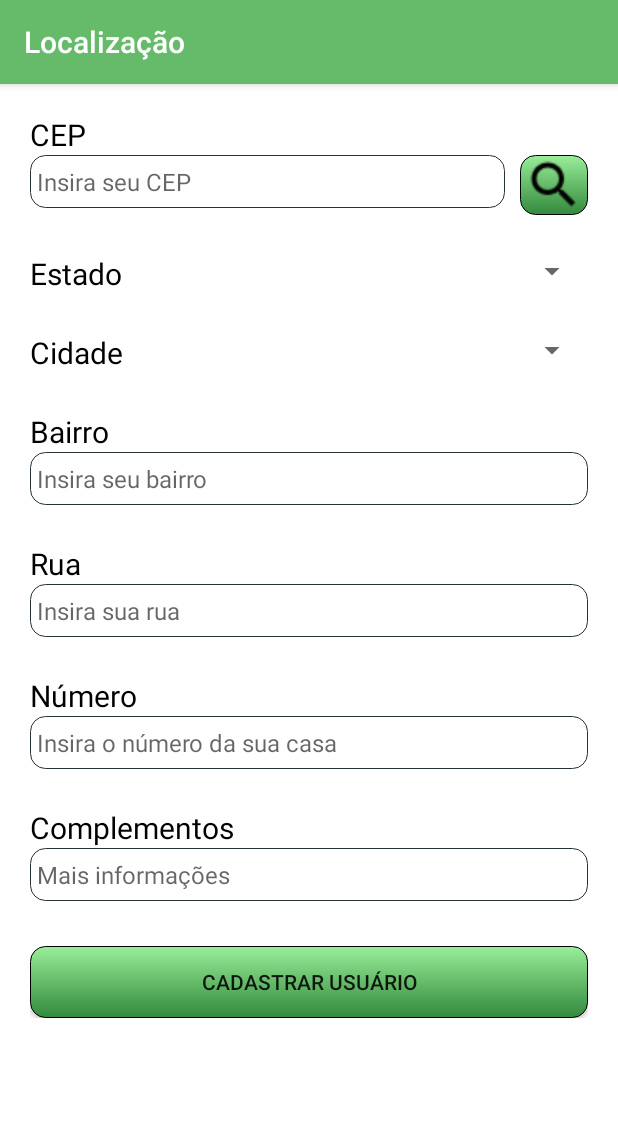
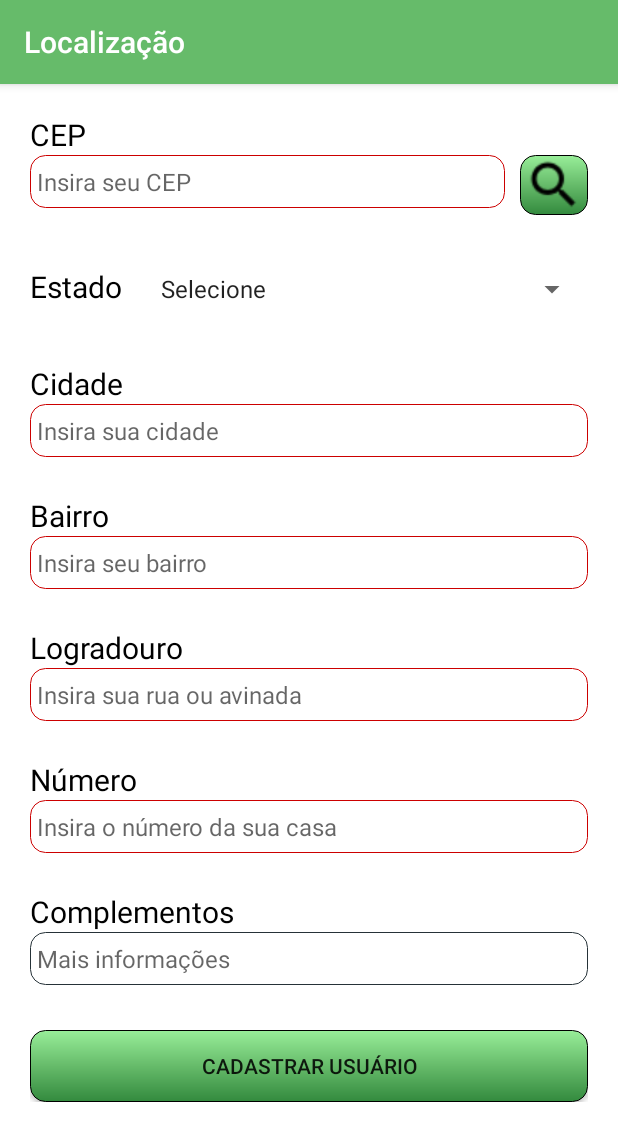
Before and after one commit to wifoli/app_desconta, an Android app: the TelaCadastroLocalizacao screen opened directly, with no data from a screen before it, after a tap on "CADASTRAR USUÁRIO", on a phone screen of 412 x 824 dp. Shown: the top 1141 px of the screen. Run offline under Robolectric (Android 15) with nearby library versions, the phone set to English and light mode, and no system bars.

Commit message:
UPDATED - login quase finalizado

```diff
--- a/app/src/main/java/com/app_desconta/api/Api.java
+++ b/app/src/main/java/com/app_desconta/api/Api.java
@@ -1,12 +1,14 @@
 package com.app_desconta.api;
 
-
-import com.app_desconta.Usuario;
 
 import java.util.List;
 
 import retrofit2.Call;
+import retrofit2.http.Body;
+import retrofit2.http.Field;
+import retrofit2.http.FormUrlEncoded;
 import retrofit2.http.GET;
+import retrofit2.http.POST;
 import retrofit2.http.Path;
 
 public interface Api {
@@ -22,4 +24,22 @@ public interface Api {
 
     @GET("get_usuarioComCpf/{cpf}")
     Call<User> getUsuarioComCpf(@Path("cpf") String cpf);
+
+ //   @FormUrlEncoded
+    @POST("set_usuario")
+    Call<Pessoa> criarUsuario(@Body String pessoa);
+
+   /* Call<Pessoa> criarUsuario(@Field("nome") String nome,
+                            @Field("sobrenome") String sobrenome,
+                            @Field("rg") String rg,
+                            @Field("cpf") String cpf,
+                            @Field("dataNasc") String dataNasc,
+                            @Field("telefone1") String telefone1,
+                            @Field("telefone2") String telefone2,
+                            @Field("rua") String rua,
+                            @Field("bairro") String bairro,
+                            @Field("numero") String numero,
+                            @Field("cep") String cep,
+                            @Field("complemento") String complemento,
+                            @Field("cidade") String cidade);        */
 }
--- a/app/src/main/java/com/app_desconta/login/TelaCadastroLocalizacao.java
+++ b/app/src/main/java/com/app_desconta/login/TelaCadastroLocalizacao.java
@@ -1,5 +1,6 @@
 package com.app_desconta.login;
 
+import android.content.Intent;
 import android.os.Bundle;
 import android.text.Editable;
 import android.text.TextWatcher;
@@ -10,12 +11,20 @@ import android.widget.Button;
 import android.widget.EditText;
 import android.widget.ImageView;
 import android.widget.Spinner;
+import android.widget.Toast;
 
 import androidx.appcompat.app.AppCompatActivity;
 
 import com.app_desconta.R;
 import com.app_desconta.api.Api;
 import com.app_desconta.api.CEP;
+import com.app_desconta.api.Pessoa;
+
+import org.json.JSONException;
+import org.json.JSONObject;
+
+import java.util.HashMap;
+import java.util.Map;
 
 import retrofit2.Call;
 import retrofit2.Callback;
@@ -23,23 +32,37 @@ import retrofit2.Response;
 import retrofit2.Retrofit;
 import retrofit2.converter.gson.GsonConverterFactory;
 
+import static com.app_desconta.util.Util.verificaConexao;
+
 
 public class TelaCadastroLocalizacao extends AppCompatActivity implements View.OnClickListener, View.OnFocusChangeListener {
 
     private EditText editTextCep;
+    private EditText editTextCidade;
     private EditText editTextBairro;
     private EditText editTextRua;
     private EditText editTextNumero;
     private EditText editTextComplemento;
 
     private Spinner spinnerEstado;
-    private Spinner spinnerCidade;
 
     private ImageView procurarCep;
 
     private Button botaoCadastrar;
 
     private String cep;
+    private String estado;
+    private String cidade;
+    private String bairro;
+    private String rua;
+    private String numero;
+    private String complemento;
+
+    private Map posicaoEstado;
+
+    public TelaCadastroLocalizacao() {
+        povoarMapPosicaoEstado();
+    }
 
     @Override
     protected void onCreate(Bundle savedInstanceState) {
@@ -48,24 +71,31 @@ public class TelaCadastroLocalizacao extends AppCompatActivity implements View.O
         setTitle("Localização");
 
         editTextCep = (EditText) findViewById(R.id.et_cadastro2_cep);
+        editTextCidade = (EditText) findViewById(R.id.et_cadastro2_cidade);
         editTextBairro = (EditText) findViewById(R.id.et_cadastrar2_bairro);
         editTextRua = (EditText) findViewById(R.id.et_cadastrar2_rua);
         editTextNumero = (EditText) findViewById(R.id.et_cadastrar2_numero);
         editTextComplemento = (EditText) findViewById(R.id.et_cadastrar2_complemento);
         spinnerEstado = (Spinner) findViewById(R.id.sp_cadastro2_estado);
-        spinnerCidade = (Spinner) findViewById(R.id.sp_cadastro2_cidade);
         procurarCep = (ImageView) findViewById(R.id.iv_cadastrar2_encontrar_cep);
         botaoCadastrar = (Button) findViewById(R.id.bt_cadastrar2_proximo);
 
         botaoCadastrar.setOnClickListener(this);
         procurarCep.setOnClickListener(this);
         setarMascaraCep();
-
+        setarArrayAdapterEstado();
+        povoarMapPosicaoEstado();
     }
 
     @Override
     public void onClick(View view) {
         cep = editTextCep.getText().toString().trim();
+        estado = spinnerEstado.getSelectedItemId() != 0 ? spinnerEstado.getSelectedItem().toString() : "";
+        cidade = editTextCidade.getText().toString().trim();
+        bairro = editTextBairro.getText().toString().trim();
+        rua = editTextRua.getText().toString().trim();
+        numero = editTextNumero.getText().toString().trim();
+        complemento = editTextComplemento.getText().toString().trim();
 
         switch (view.getId()) {
             case R.id.iv_cadastrar2_encontrar_cep:
@@ -74,6 +104,13 @@ public class TelaCadastroLocalizacao extends AppCompatActivity implements View.O
                         .replaceAll("[-]", ""));
                 break;
             case R.id.bt_cadastrar2_proximo:
+                if ((!estaVazio()) && (verificaCep()) && (verificaConexao(getBaseContext()))) {
+                    try {
+                        obterInfoParaCadastro();
+                    } catch (JSONException e) {
+                        e.printStackTrace();
+                    }
+                }
                 break;
             default:
                 break;
@@ -81,13 +118,79 @@ public class TelaCadastroLocalizacao extends AppCompatActivity implements View.O
     }
 
     @Override
-    public void onFocusChange(View view, boolean b) {
+    public void onFocusChange(View view, boolean estaComFoco) {
+        EditText et = (EditText) view;
+        if (estaComFoco) view.setBackground(getDrawable(R.drawable.meu_edit_text));
+        else if (et.getText().toString().trim().isEmpty())
+            view.setBackground(getDrawable(R.drawable.meu_edit_text_error));
+    }
 
+    private boolean estaVazio() {
+        String erro = "";
+        if (cep.isEmpty()) erro = getString(R.string.cep_obrigatorio);
+        if (erro.contains(getString(R.string.cep_obrigatorio))) erro += "\n";
+        if (estado.isEmpty()) erro += getString(R.string.estadoObrigatorio);
+        if (erro.contains(getString(R.string.estadoObrigatorio))) erro += "\n";
+        if (cidade.isEmpty()) erro += getString(R.string.cidadeObrigatorio);
+        if (erro.contains(getString(R.string.cidadeObrigatorio))) erro += "\n";
+        if (bairro.isEmpty()) erro += getString(R.string.bairroObrigatorio);
+        if (erro.contains(getString(R.string.bairroObrigatorio))) erro += "\n";
+        if (rua.isEmpty()) erro += getString(R.string.ruaObrigatorio);
+        if (erro.contains(getString(R.string.ruaObrigatorio))) erro += "\n";
+        if (numero.isEmpty()) erro += getString(R.string.numeroObrigatorio);
+        if (erro.isEmpty()) return false;
+        corrigirCampos(erro);
+        Toast.makeText(getBaseContext(), erro, Toast.LENGTH_LONG).show();
+        return true;
+    }
+
+    private void corrigirCampos(String erro) {
+        if (erro.contains(getString(R.string.numeroObrigatorio))) {
+            editTextNumero.setBackground(getDrawable(R.drawable.meu_edit_text_error));
+            editTextCep.requestFocus();
+        }
+        if (erro.contains(getString(R.string.ruaObrigatorio))) {
+            editTextRua.setBackground(getDrawable(R.drawable.meu_edit_text_error));
+            editTextRua.requestFocus();
+        }
+        if (erro.contains(getString(R.string.bairroObrigatorio))) {
+            editTextBairro.setBackground(getDrawable(R.drawable.meu_edit_text_error));
+            editTextBairro.requestFocus();
+        }
+        if (erro.contains(getString(R.string.cidadeObrigatorio))) {
+            editTextCidade.setBackground(getDrawable(R.drawable.meu_edit_text_error));
+            editTextCidade.requestFocus();
+        }
+        if (erro.contains(getString(R.string.cep_obrigatorio))) {
+            editTextCep.setBackground(getDrawable(R.drawable.meu_edit_text_error));
+            editTextCep.requestFocus();
+        }
     }
 
     private boolean verificaCep() {
         if (cep.length() == 10) return true;
+        Toast.makeText(getBaseContext(), getString(R.string.cepInvalido), Toast.LENGTH_LONG).show();
         return false;
+    }
+
+    private void setarArrayAdapterEstado() {
+        ArrayAdapter<CharSequence> adapter = ArrayAdapter.createFromResource(this, R.array.estados, android.R.layout.simple_list_item_1);
+        adapter.setDropDownViewResource(android.R.layout.simple_spinner_dropdown_item);
+        spinnerEstado.setAdapter(adapter);
+    }
+
+    private void obterInfoParaCadastro() throws JSONException {
+        Intent intent = getIntent();
+        Bundle extras = intent.getExtras();
+        String nome = extras.getString("nome");
+        String sobrenome = extras.getString("sobrenome");
+        String rg = extras.getString("rg");
+        String cpf = extras.getString("cpf");
+        String dataNasc = extras.getString("dataNasc");
+        String telefone1 = extras.getString("telefone1");
+        String telefone2 = extras.getString("telefone2");
+
+        cadastrar(nome, sobrenome, rg, cpf, dataNasc, telefone1, telefone2);
     }
 
     private void getEndereco(String cep) {
@@ -105,6 +208,8 @@ public class TelaCadastroLocalizacao extends AppCompatActivity implements View.O
     private Callback<CEP> callback = new Callback<CEP>() {
         @Override
         public void onResponse(Call<CEP> call, Response<CEP> response) {
+            editTextCidade.setText(response.body().getCidade());
+            spinnerEstado.setSelection(posicaoEstado.get(response.body().getEstado()) != null ? (Integer) posicaoEstado.get(response.body().getEstado()) : 0);
             editTextBairro.setText(response.body().getBairro());
             editTextRua.setText(response.body().getLogradouro());
             editTextComplemento.setText(response.body().getComplemento());
@@ -113,6 +218,48 @@ public class TelaCadastroLocalizacao extends AppCompatActivity implements View.O
         @Override
         public void onFailure(Call<CEP> call, Throwable t) {
             Log.e("Retrofit getEndereço", "Falha no Retrofit: " + t.toString());
+        }
+    };
+
+    private void cadastrar(String nome, String sobrenome, String rg, String cpf, String dataNasc, String telefone1, String telefone2) throws JSONException {
+        Retrofit client = new Retrofit.Builder()
+                .baseUrl("http://192.168.0.129/public/")
+                .addConverterFactory(GsonConverterFactory.create())
+                .build();
+
+        Api httpRequest = client.create(Api.class);
+        Toast.makeText(getBaseContext(), nome + " - " + sobrenome + " - " + rg + " - " + cpf + " - " + dataNasc + " - " + telefone1 + " - " + telefone2 + " - " + rua + " - " + bairro + " - " + numero + " - " + cep + " - " + complemento + " - " + cidade, Toast.LENGTH_LONG).show();
+        // Pessoa pessoa = new Pessoa(nome, sobrenome, cpf, rg, dataNasc, telefone1, telefone2, rua, bairro, numero, cep, complemento, "1");
+        //  Call<Pessoa> call = httpRequest.criarUsuario(pessoa);
+        //  Call<Pessoa> call = httpRequest.criarUsuario(nome, sobrenome, rg, cpf, dataNasc, telefone1, telefone2, rua, bairro, numero, cep, complemento, cidade);
+        JSONObject jsonPessoa = new JSONObject();
+        jsonPessoa.put("nome", nome);
+        jsonPessoa.put("sobrenome", sobrenome);
+        jsonPessoa.put("cpf", cpf);
+        jsonPessoa.put("rg", rg);
+        jsonPessoa.put("dataNasc", dataNasc);
+        jsonPessoa.put("telefone1", telefone1);
+        jsonPessoa.put("telefone2", telefone2);
+        jsonPessoa.put("rua", rua);
+        jsonPessoa.put("bairro", bairro);
+        jsonPessoa.put("numero", numero);
+        jsonPessoa.put("cep", cep);
+        jsonPessoa.put("complemento", complemento);
+        jsonPessoa.put("cidade", cidade);
+        Call<Pessoa> call = httpRequest.criarUsuario(jsonPessoa.toString());
+        call.enqueue(callbackCadastro);
+    }
+
+    private Callback<Pessoa> callbackCadastro = new Callback<Pessoa>() {
+        @Override
+        public void onResponse(Call<Pessoa> call, Response<Pessoa> response) {
+            Log.d("test", response.body().getNome());
+            Log.d("test", "passei aqui");
+        }
+
+        @Override
+        public void onFailure(Call<Pessoa> call, Throwable t) {
+            Log.e("Retrofit castrarUsuário", "Falha no Retrofit: " + t.toString());
         }
     };
 
@@ -188,4 +335,36 @@ public class TelaCadastroLocalizacao extends AppCompatActivity implements View.O
             }
         });
     }
+
+    private void povoarMapPosicaoEstado() {
+        posicaoEstado = new HashMap<String, Integer>();
+        posicaoEstado.put("", 0);
+        posicaoEstado.put("AC", 1);
+        posicaoEstado.put("AL", 2);
+        posicaoEstado.put("AP", 3);
+        posicaoEstado.put("AM", 4);
+        posicaoEstado.put("BA", 5);
+        posicaoEstado.put("CE", 6);
+        posicaoEstado.put("DF", 7);
+        posicaoEstado.put("ES", 8);
+        posicaoEstado.put("GO", 9);
+        posicaoEstado.put("MA", 10);
+        posicaoEstado.put("MT", 11);
+        posicaoEstado.put("MS", 12);
+        posicaoEstado.put("MG", 13);
+        posicaoEstado.put("PA", 14);
+        posicaoEstado.put("PB", 15);
+        posicaoEstado.put("PR", 16);
+        posicaoEstado.put("PE", 17);
+        posicaoEstado.put("PI", 18);
+        posicaoEstado.put("RJ", 19);
+        posicaoEstado.put("RN", 20);
+        posicaoEstado.put("RS", 21);
+        posicaoEstado.put("RO", 22);
+        posicaoEstado.put("RR", 23);
+        posicaoEstado.put("SC", 24);
+        posicaoEstado.put("SP", 25);
+        posicaoEstado.put("SE", 26);
+        posicaoEstado.put("TO", 27);
+    }
 }
--- a/app/src/main/res/layout/tela_cadastro_localizacao.xml
+++ b/app/src/main/res/layout/tela_cadastro_localizacao.xml
@@ -72,28 +72,23 @@
 
         </LinearLayout>
 
-        <LinearLayout
-            android:layout_width="match_parent"
-            android:layout_height="match_parent"
-            android:layout_marginTop="25dp"
-            android:background="#fff"
-            android:orientation="horizontal">
-
             <TextView
                 android:id="@+id/tv_cadastro2_cidade"
                 android:layout_width="wrap_content"
                 android:layout_height="wrap_content"
                 android:text="@string/tv_cadastrar2_cidade"
                 android:textColor="@color/colorPrimaryText"
-                android:textSize="20sp" />
+                android:textSize="20sp"
+                android:layout_marginTop="25dp"/>
 
-            <Spinner
-                android:id="@+id/sp_cadastro2_cidade"
+            <EditText
+                android:id="@+id/et_cadastro2_cidade"
                 android:layout_width="match_parent"
                 android:layout_height="wrap_content"
-                android:layout_marginStart="10dp" />
-
-        </LinearLayout>
+                android:background="@drawable/meu_edit_text"
+                android:hint="@string/et_cadastrar_cidade"
+                android:inputType="text"
+                android:textSize="16sp"  />
 
         <TextView
             android:id="@+id/tv_cadastrar2_bairro"
@@ -118,7 +113,7 @@
             android:layout_width="wrap_content"
             android:layout_height="wrap_content"
             android:layout_marginTop="25dp"
-            android:text="@string/tv_cadastrar2_rua"
+            android:text="@string/tv_cadastrar2_logradouro"
             android:textColor="@color/colorPrimaryText"
             android:textSize="20sp" />
 
--- a/app/src/main/res/values/strings.xml
+++ b/app/src/main/res/values/strings.xml
@@ -28,8 +28,8 @@
     <string name="et_cadastro2_cep_hint">Insira seu CEP</string>
     <string name="tv_cadastrar2_bairro">Bairro</string>
     <string name="et_cadastrar2_bairro">Insira seu bairro</string>
-    <string name="tv_cadastrar2_rua">Rua</string>
-    <string name="et_cadastrar2_rua">Insira sua rua</string>
+    <string name="tv_cadastrar2_logradouro">Logradouro</string>
+    <string name="et_cadastrar2_rua">Insira sua rua ou avinada</string>
     <string name="tv_cadastrar2_complemento">Complementos</string>
     <string name="et_cadastrar2_complemento">Mais informações</string>
 
@@ -103,6 +103,51 @@
     <string name="CPF_nao_identificado">Não há registro deste CPF em nossa base de dados</string>
     <string name="tv_cadastrar2_numero">Número</string>
     <string name="et_cadastrar2_numero">Insira o número da sua casa</string>
+    <string name="et_cadastrar_cidade">Insira sua cidade</string>
+    <string name="cep_obrigatorio">O campo CEP é obrigatório</string>
+    <string name="estadoObrigatorio">O campo estado é obrigatório</string>
+    <string name="cidadeObrigatorio">O campo cidade é obrigatório</string>
+    <string name="bairroObrigatorio">O campo bairro é obrigatório</string>
+    <string name="ruaObrigatorio">O campo rua é obrigatório</string>
+    <string name="numeroObrigatorio">O campo número é obrigatório</string>
+    <string name="tv_cadastrar_telefone1">Telefone 1</string>
+    <string name="tv_cadastrar_telefone2">Telefone 2</string>
+    <string name="et_cadastrar_telefone_hint">Telefone de contato</string>
+    <string name="et_cadastrar_opcional_hint">Opicional</string>
+    <string name="tv_cadastrar_rg">RG</string>
+    <string name="et_registroGeral">Registro geral</string>
+    <string name="rgObrigatorio">O campo RG é obrigatório</string>
+    <string name="telefoneObrigatorio">O campo telefone 1 é obrigatório</string>
+    <string name="cepInvalido">CEP inválido</string>
 
-
+    <string-array name="estados">
+        <item>Selecione</item>
+        <item>Acre</item>
+        <item>Alagoas</item>
+        <item>Amapá</item>
+        <item>Amazonas</item>
+        <item>Bahia</item>
+        <item>Ceará</item>
+        <item>Distito Federal</item>
+        <item>Espirito Santos</item>
+        <item>Goiás</item>
+        <item>Maranhão</item>
+        <item>Mato Grosso</item>
+        <item>Mato Grosso do Sul</item>
+        <item>Minas Gerais</item>
+        <item>Pará</item>
+        <item>Paraíba</item>
+        <item>Paraná</item>
+        <item>Pernambuco</item>
+        <item>Piauí</item>
+        <item>Rio de Janeiro</item>
+        <item>Rio Grande do Norte</item>
+        <item>Rio Grande do Sul</item>
+        <item>Rondônia</item>
+        <item>Roraima</item>
+        <item>Santa Catarina</item>
+        <item>São Paulo</item>
+        <item>Sergipe</item>
+        <item>Tocantins</item>
+    </string-array>
 </resources>
```
Also changed, not shown: app/src/main/java/com/app_desconta/Usuario.java (+9 -0 lines), app/src/main/java/com/app_desconta/api/Pessoa.java (+16 -0 lines), app/src/main/java/com/app_desconta/login/TelaCadastroDadosPessoais.java (+140 -2 lines), app/src/main/java/com/app_desconta/login/Tela_login.java (+8 -6 lines), app/src/main/res/layout/tela_cadastro_dados_pessoais.xml (+61 -5 lines).
